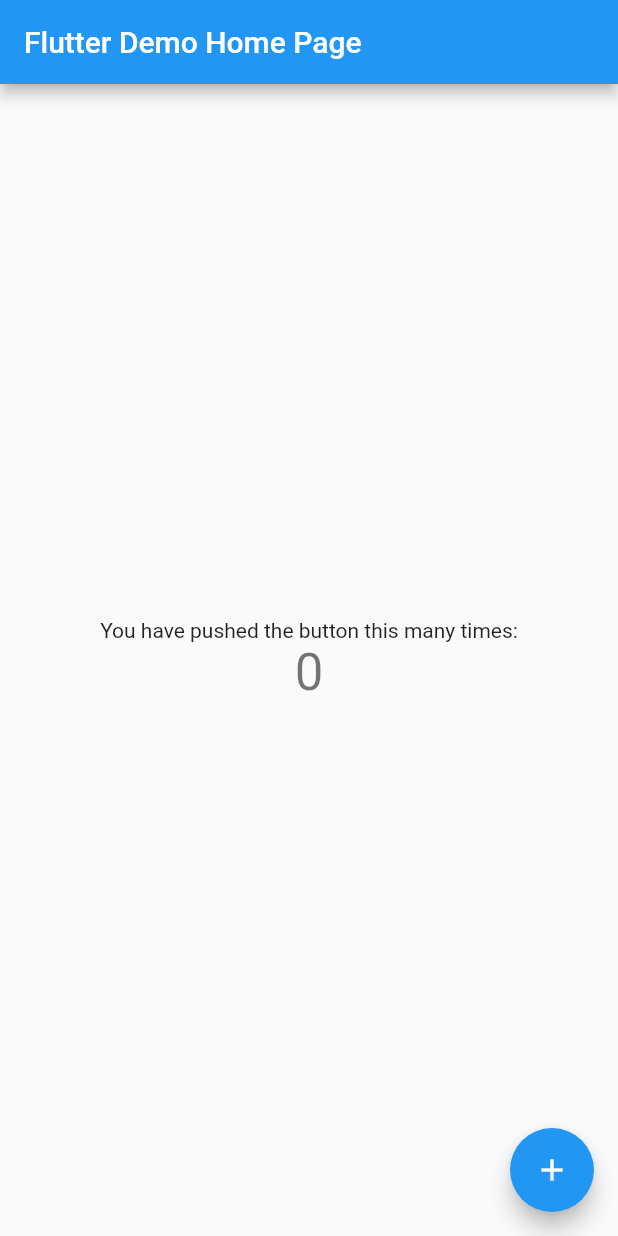
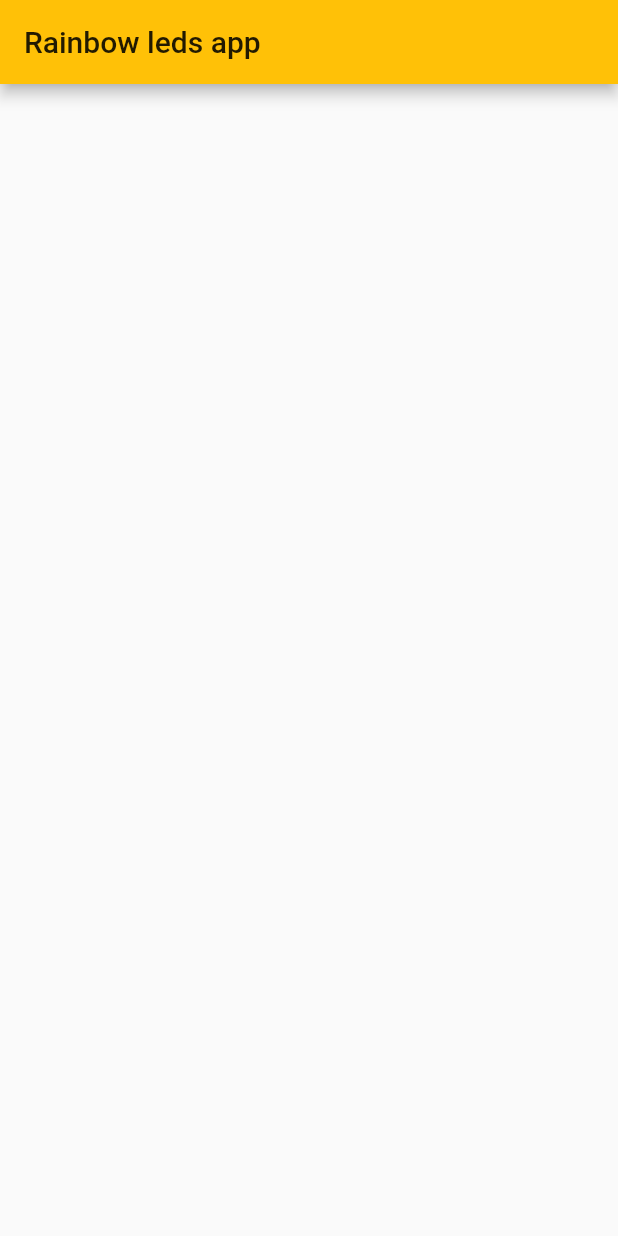
Before and after one commit to ghost000/rainbow_leds, a Flutter app: the screen it shows after launch, on a phone screen of 412 x 824 dp. Run offline on Flutter 3.47's test engine with Material 2 defaults, Android fonts, the phone set to English and light mode, and no system bars.

```diff
--- a/lib/main.dart
+++ b/lib/main.dart
@@ -5,44 +5,21 @@ void main() {
 }
 
 class MyApp extends StatelessWidget {
-  // This widget is the root of your application.
   @override
   Widget build(BuildContext context) {
     return MaterialApp(
-      title: 'Flutter Demo',
+      title: 'Rainbow leds app',
       theme: ThemeData(
-        // This is the theme of your application.
-        //
-        // Try running your application with "flutter run". You'll see the
-        // application has a blue toolbar. Then, without quitting the app, try
-        // changing the primarySwatch below to Colors.green and then invoke
-        // "hot reload" (press "r" in the console where you ran "flutter run",
-        // or simply save your changes to "hot reload" in a Flutter IDE).
-        // Notice that the counter didn't reset back to zero; the application
-        // is not restarted.
-        primarySwatch: Colors.blue,
-        // This makes the visual density adapt to the platform that you run
-        // the app on. For desktop platforms, the controls will be smaller and
-        // closer together (more dense) than on mobile platforms.
+        primarySwatch: Colors.amber,
         visualDensity: VisualDensity.adaptivePlatformDensity,
       ),
-      home: MyHomePage(title: 'Flutter Demo Home Page'),
+      home: MyHomePage(title: 'Rainbow leds app'),
     );
   }
 }
 
 class MyHomePage extends StatefulWidget {
   MyHomePage({Key key, this.title}) : super(key: key);
-
-  // This widget is the home page of your application. It is stateful, meaning
-  // that it has a State object (defined below) that contains fields that affect
-  // how it looks.
-
-  // This class is the configuration for the state. It holds the values (in this
-  // case the title) provided by the parent (in this case the App widget) and
-  // used by the build method of the State. Fields in a Widget subclass are
-  // always marked "final".
-
   final String title;
 
   @override
@@ -50,68 +27,16 @@ class MyHomePage extends StatefulWidget {
 }
 
 class _MyHomePageState extends State<MyHomePage> {
-  int _counter = 0;
-
-  void _incrementCounter() {
-    setState(() {
-      // This call to setState tells the Flutter framework that something has
-      // changed in this State, which causes it to rerun the build method below
-      // so that the display can reflect the updated values. If we changed
-      // _counter without calling setState(), then the build method would not be
-      // called again, and so nothing would appear to happen.
-      _counter++;
-    });
-  }
 
   @override
   Widget build(BuildContext context) {
-    // This method is rerun every time setState is called, for instance as done
-    // by the _incrementCounter method above.
-    //
-    // The Flutter framework has been optimized to make rerunning build methods
-    // fast, so that you can just rebuild anything that needs updating rather
-    // than having to individually change instances of widgets.
     return Scaffold(
       appBar: AppBar(
-        // Here we take the value from the MyHomePage object that was created by
-        // the App.build method, and use it to set our appbar title.
         title: Text(widget.title),
       ),
       body: Center(
-        // Center is a layout widget. It takes a single child and positions it
-        // in the middle of the parent.
-        child: Column(
-          // Column is also a layout widget. It takes a list of children and
-          // arranges them vertically. By default, it sizes itself to fit its
-          // children horizontally, and tries to be as tall as its parent.
-          //
-          // Invoke "debug painting" (press "p" in the console, choose the
-          // "Toggle Debug Paint" action from the Flutter Inspector in Android
-          // Studio, or the "Toggle Debug Paint" command in Visual Studio Code)
-          // to see the wireframe for each widget.
-          //
-          // Column has various properties to control how it sizes itself and
-          // how it positions its children. Here we use mainAxisAlignment to
-          // center the children vertically; the main axis here is the vertical
-          // axis because Columns are vertical (the cross axis would be
-          // horizontal).
-          mainAxisAlignment: MainAxisAlignment.center,
-          children: <Widget>[
-            Text(
-              'You have pushed the button this many times:',
-            ),
-            Text(
-              '$_counter',
-              style: Theme.of(context).textTheme.headline4,
-            ),
-          ],
-        ),
+
       ),
-      floatingActionButton: FloatingActionButton(
-        onPressed: _incrementCounter,
-        tooltip: 'Increment',
-        child: Icon(Icons.add),
-      ), // This trailing comma makes auto-formatting nicer for build methods.
     );
   }
 }
```
Also changed, not shown: .github/workflows/ci.yaml, 1 other file.
